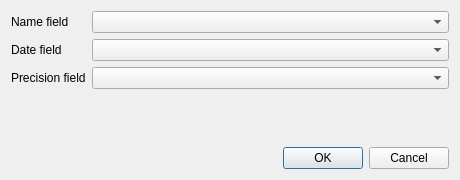
Above: NnpaReporting/fields_dialog.ui from lutraconsulting/qgis-nnpa-reporting before the change. Below: the same form after it.
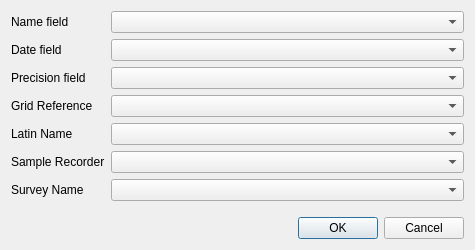
That is the form after the change.

Patch:
```diff
--- a/NnpaReporting/fields_dialog.ui
+++ b/NnpaReporting/fields_dialog.ui
@@ -6,8 +6,8 @@
    <rect>
     <x>0</x>
     <y>0</y>
-    <width>460</width>
-    <height>180</height>
+    <width>475</width>
+    <height>250</height>
    </rect>
   </property>
   <property name="windowTitle">
@@ -44,7 +44,7 @@
    <item row="2" column="1">
     <widget class="QComboBox" name="precisionComboBox"/>
    </item>
-   <item row="4" column="0" colspan="2">
+   <item row="8" column="0" colspan="2">
     <widget class="QDialogButtonBox" name="buttonBox">
      <property name="orientation">
       <enum>Qt::Horizontal</enum>
@@ -54,7 +54,19 @@
      </property>
     </widget>
    </item>
-   <item row="3" column="0">
+   <item row="3" column="1">
+    <widget class="QComboBox" name="grid_refer_cbo"/>
+   </item>
+   <item row="4" column="1">
+    <widget class="QComboBox" name="latin_name_cbo"/>
+   </item>
+   <item row="5" column="1">
+    <widget class="QComboBox" name="recorder_cbo"/>
+   </item>
+   <item row="6" column="1">
+    <widget class="QComboBox" name="survey_cbo"/>
+   </item>
+   <item row="7" column="0">
     <spacer name="verticalSpacer">
      <property name="orientation">
       <enum>Qt::Vertical</enum>
@@ -67,6 +79,34 @@
      </property>
     </spacer>
    </item>
+   <item row="3" column="0">
+    <widget class="QLabel" name="label_4">
+     <property name="text">
+      <string>Grid Reference</string>
+     </property>
+    </widget>
+   </item>
+   <item row="4" column="0">
+    <widget class="QLabel" name="label_5">
+     <property name="text">
+      <string>Latin Name</string>
+     </property>
+    </widget>
+   </item>
+   <item row="5" column="0">
+    <widget class="QLabel" name="label_6">
+     <property name="text">
+      <string>Sample Recorder</string>
+     </property>
+    </widget>
+   </item>
+   <item row="6" column="0">
+    <widget class="QLabel" name="label_7">
+     <property name="text">
+      <string>Survey Name</string>
+     </property>
+    </widget>
+   </item>
   </layout>
  </widget>
  <resources/>
```
Left out of the diff: 15 changed lines with no effect on the pictures.
